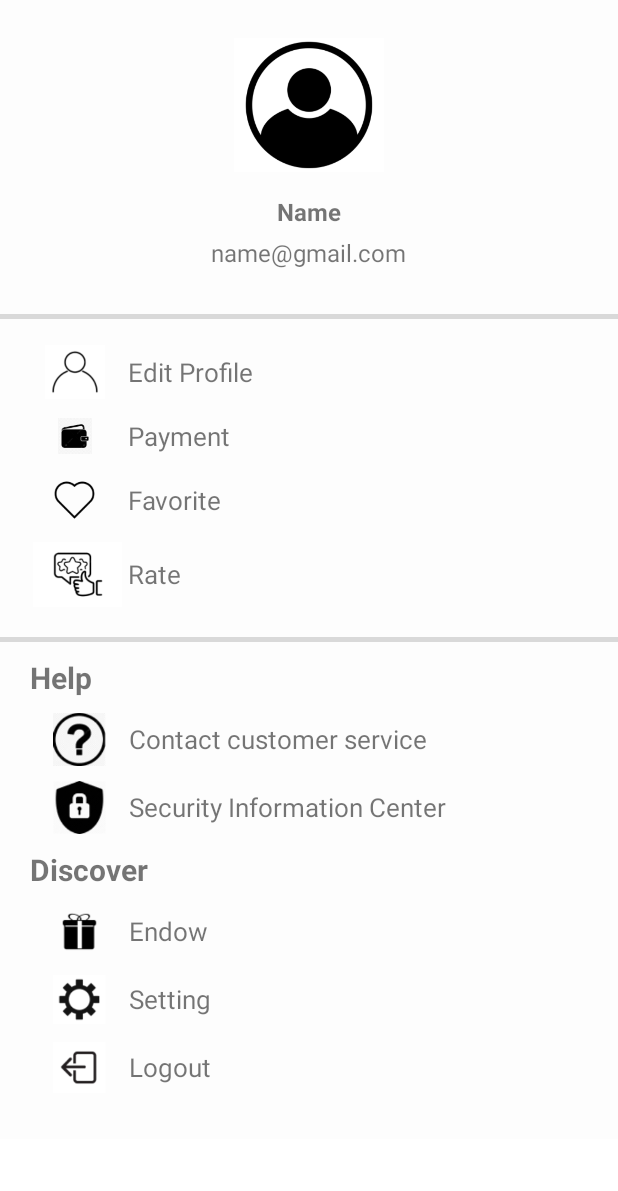
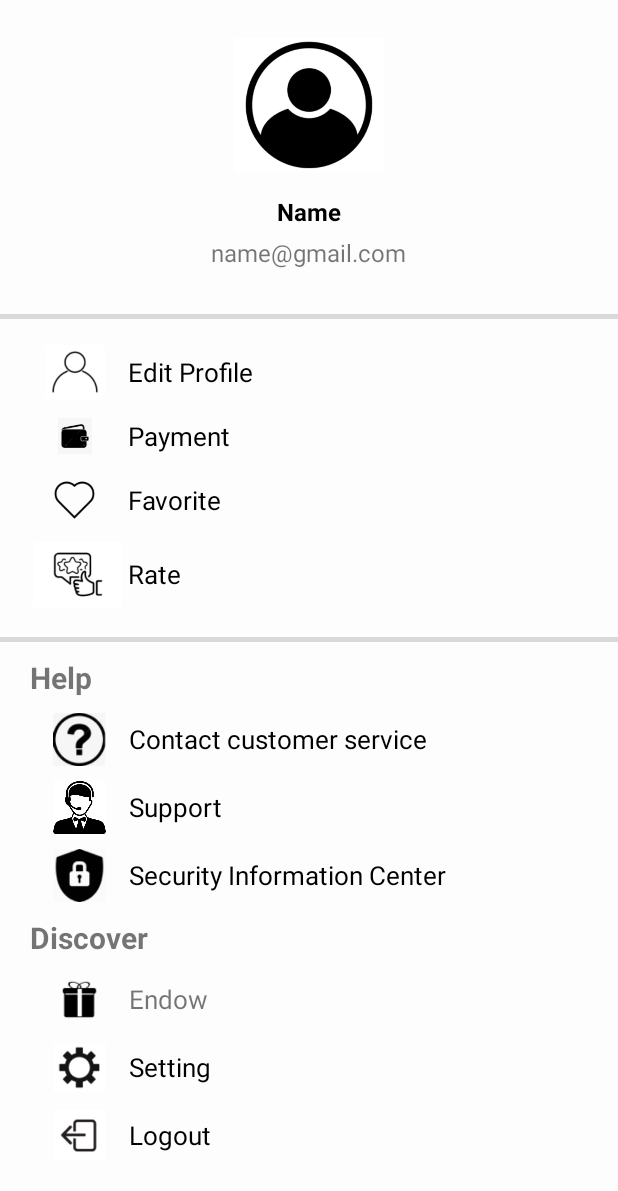
Before and after one commit to phongwild/StaySerene, an Android app: the fragment Fragment_user shown on its own in the app's theme, on a phone screen of 412 x 824 dp. Shown: the top 1191 px of the screen. Run offline under Robolectric (Android 15) with nearby library versions, the light colour scheme and no system bars.

Commit message:
Layout bo sung

```diff
--- a/app/src/main/res/layout/fragment_user.xml
+++ b/app/src/main/res/layout/fragment_user.xml
@@ -3,7 +3,7 @@
     xmlns:tools="http://schemas.android.com/tools"
     android:layout_width="match_parent"
     android:layout_height="match_parent"
-    tools:context=".home">
+    >
     <ScrollView
         android:layout_width="match_parent"
         android:layout_height="match_parent"
@@ -23,6 +23,7 @@
                 android:layout_width="wrap_content"
                 android:layout_height="wrap_content"
                 android:text="Name"
+                android:textColor="@color/black"
                 android:textStyle="bold"
                 android:textSize="16dp"
                 android:layout_marginTop="10dp"/>
@@ -53,6 +54,7 @@
                     android:layout_width="match_parent"
                     android:layout_height="wrap_content"
                     android:text="Edit Profile"
+                    android:textColor="@color/black"
                     android:textSize="17dp"
                     android:layout_marginStart="15dp"/>
             </LinearLayout>
@@ -72,6 +74,7 @@
                     android:layout_width="match_parent"
                     android:layout_height="wrap_content"
                     android:text="Payment"
+                    android:textColor="@color/black"
                     android:textSize="17dp"
                     android:layout_marginStart="15dp"/>
             </LinearLayout>
@@ -91,6 +94,7 @@
                     android:layout_height="wrap_content"
                     android:text="Favorite"
                     android:textSize="17dp"
+                    android:textColor="@color/black"
                     android:layout_marginStart="6dp"/>
             </LinearLayout>
             <LinearLayout
@@ -107,6 +111,7 @@
                     android:layout_width="match_parent"
                     android:layout_height="wrap_content"
                     android:text="Rate"
+                    android:textColor="@color/black"
                     android:textSize="17dp"
                     android:layout_marginStart="4dp"/>
             </LinearLayout>
@@ -143,7 +148,28 @@
                         android:layout_height="wrap_content"
                         android:text="Contact customer service"
                         android:textSize="17dp"
+                        android:textColor="@color/black"
                         android:layout_marginStart="15dp"/>
+                </LinearLayout>
+                <LinearLayout
+                    android:layout_width="match_parent"
+                    android:layout_height="wrap_content"
+                    android:orientation="horizontal"
+                    android:layout_marginHorizontal="35dp"
+                    android:layout_marginTop="10dp"
+                    android:gravity="center_vertical">
+                    <ImageView
+                        android:layout_width="35dp"
+                        android:layout_height="35dp"
+                        android:src="@drawable/ic_support01"/>
+
+                    <TextView
+                        android:layout_width="match_parent"
+                        android:layout_height="wrap_content"
+                        android:layout_marginStart="15dp"
+                        android:text="Support"
+                        android:textColor="@color/black"
+                        android:textSize="17dp" />
                 </LinearLayout>
                 <LinearLayout
                     android:layout_width="match_parent"
@@ -161,6 +187,7 @@
                         android:layout_height="wrap_content"
                         android:text="Security Information Center"
                         android:textSize="17dp"
+                        android:textColor="@color/black"
                         android:layout_marginStart="15dp"/>
                 </LinearLayout>
                 <TextView
@@ -177,6 +204,7 @@
                     android:orientation="horizontal"
                     android:layout_marginHorizontal="35dp"
                     android:layout_marginTop="10dp"
+                    android:textColor="@color/black"
                     android:gravity="center_vertical">
                     <ImageView
                         android:layout_width="35dp"
@@ -204,6 +232,7 @@
                         android:layout_width="match_parent"
                         android:layout_height="wrap_content"
                         android:text="Setting"
+                        android:textColor="@color/black"
                         android:textSize="17dp"
                         android:layout_marginStart="15dp"/>
                 </LinearLayout>
@@ -223,6 +252,7 @@
                         android:layout_width="match_parent"
                         android:layout_height="wrap_content"
                         android:text="Logout"
+                        android:textColor="@color/black"
                         android:textSize="17dp"
                         android:layout_marginStart="15dp"/>
                 </LinearLayout>
```
Also changed, not shown: app/src/main/res/drawable/ic_support01.png (added).
